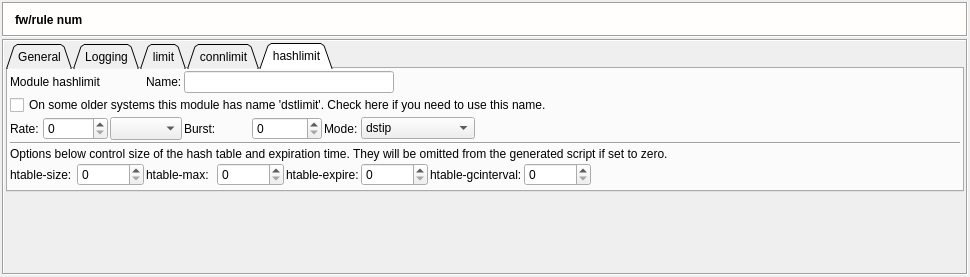
This is src/gui/ruleoptionsdialog_q.ui in fwbuilder/fwbuilder as Qt 5 draws it before an edit. The edited form follows.
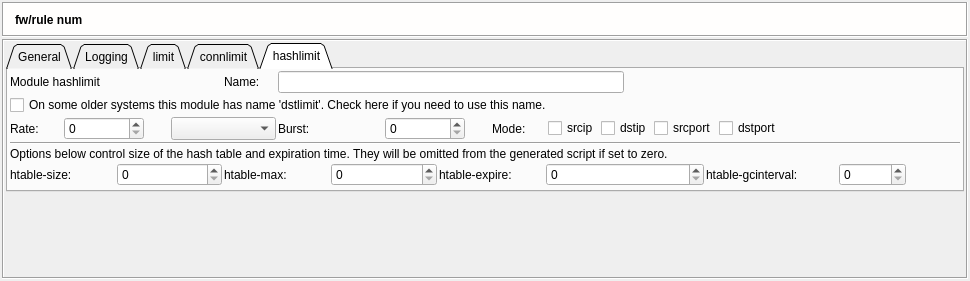
This is the edited form. The open tabs and pages were chosen to show the change. Icons and pictures are not drawn.

```diff
--- a/src/gui/ruleoptionsdialog_q.ui
+++ b/src/gui/ruleoptionsdialog_q.ui
@@ -5,8 +5,8 @@
    <rect>
     <x>0</x>
     <y>0</y>
-    <width>910</width>
-    <height>277</height>
+    <width>863</width>
+    <height>281</height>
    </rect>
   </property>
   <property name="windowTitle" >
@@ -836,22 +836,6 @@
              </property>
             </widget>
            </item>
-           <item row="1" column="15" >
-            <spacer>
-             <property name="orientation" >
-              <enum>Qt::Horizontal</enum>
-             </property>
-             <property name="sizeType" >
-              <enum>QSizePolicy::Expanding</enum>
-             </property>
-             <property name="sizeHint" >
-              <size>
-               <width>40</width>
-               <height>20</height>
-              </size>
-             </property>
-            </spacer>
-           </item>
            <item row="2" column="0" >
             <widget class="QLabel" name="textLabel1_4" >
              <property name="text" >
@@ -956,62 +940,6 @@
              </property>
             </widget>
            </item>
-           <item row="2" column="10" colspan="3" >
-            <widget class="QComboBox" name="ipt_hashlimit_mode" >
-             <item>
-              <property name="text" >
-               <string>dstip</string>
-              </property>
-             </item>
-             <item>
-              <property name="text" >
-               <string>srcip</string>
-              </property>
-             </item>
-             <item>
-              <property name="text" >
-               <string>dstip,dstport</string>
-              </property>
-             </item>
-             <item>
-              <property name="text" >
-               <string>srcip,srcport</string>
-              </property>
-             </item>
-            </widget>
-           </item>
-           <item row="2" column="13" colspan="3" >
-            <spacer>
-             <property name="orientation" >
-              <enum>Qt::Horizontal</enum>
-             </property>
-             <property name="sizeType" >
-              <enum>QSizePolicy::Expanding</enum>
-             </property>
-             <property name="sizeHint" >
-              <size>
-               <width>300</width>
-               <height>20</height>
-              </size>
-             </property>
-            </spacer>
-           </item>
-           <item row="0" column="11" colspan="5" >
-            <spacer>
-             <property name="orientation" >
-              <enum>Qt::Horizontal</enum>
-             </property>
-             <property name="sizeType" >
-              <enum>QSizePolicy::Expanding</enum>
-             </property>
-             <property name="sizeHint" >
-              <size>
-               <width>360</width>
-               <height>20</height>
-              </size>
-             </property>
-            </spacer>
-           </item>
            <item row="3" column="0" colspan="16" >
             <widget class="Line" name="line1" >
              <property name="frameShape" >
@@ -1105,22 +1033,6 @@
              </property>
             </widget>
            </item>
-           <item row="5" column="15" >
-            <spacer>
-             <property name="orientation" >
-              <enum>Qt::Horizontal</enum>
-             </property>
-             <property name="sizeType" >
-              <enum>QSizePolicy::Expanding</enum>
-             </property>
-             <property name="sizeHint" >
-              <size>
-               <width>130</width>
-               <height>20</height>
-              </size>
-             </property>
-            </spacer>
-           </item>
            <item row="4" column="0" colspan="16" >
             <widget class="QLabel" name="textLabel5_5" >
              <property name="text" >
@@ -1150,6 +1062,80 @@
              </property>
             </spacer>
            </item>
+           <item row="2" column="10" colspan="3" >
+            <widget class="QFrame" name="frame" >
+             <property name="sizePolicy" >
+              <sizepolicy vsizetype="Preferred" hsizetype="Preferred" >
+               <horstretch>0</horstretch>
+               <verstretch>0</verstretch>
+              </sizepolicy>
+             </property>
+             <property name="frameShape" >
+              <enum>QFrame::NoFrame</enum>
+             </property>
+             <property name="frameShadow" >
+              <enum>QFrame::Raised</enum>
+             </property>
+             <layout class="QHBoxLayout" >
+              <property name="leftMargin" >
+               <number>2</number>
+              </property>
+              <property name="topMargin" >
+               <number>0</number>
+              </property>
+              <property name="rightMargin" >
+               <number>2</number>
+              </property>
+              <property name="bottomMargin" >
+               <number>0</number>
+              </property>
+              <item>
+               <widget class="QCheckBox" name="cb_srcip" >
+                <property name="text" >
+                 <string>srcip</string>
+                </property>
+               </widget>
+              </item>
+              <item>
+               <widget class="QCheckBox" name="cb_dstip" >
+                <property name="text" >
+                 <string>dstip</string>
+                </property>
+               </widget>
+              </item>
+              <item>
+               <widget class="QCheckBox" name="cb_srcport" >
+                <property name="text" >
+                 <string>srcport</string>
+                </property>
+               </widget>
+              </item>
+              <item>
+               <widget class="QCheckBox" name="cb_dstport" >
+                <property name="text" >
+                 <string>dstport</string>
+                </property>
+               </widget>
+              </item>
+             </layout>
+            </widget>
+           </item>
+           <item row="2" column="13" colspan="3" >
+            <spacer>
+             <property name="orientation" >
+              <enum>Qt::Horizontal</enum>
+             </property>
+             <property name="sizeType" >
+              <enum>QSizePolicy::Expanding</enum>
+             </property>
+             <property name="sizeHint" >
+              <size>
+               <width>40</width>
+               <height>20</height>
+              </size>
+             </property>
+            </spacer>
+           </item>
           </layout>
          </widget>
         </widget>
```
Left out of the diff: 249 changed lines with no effect on the pictures.
